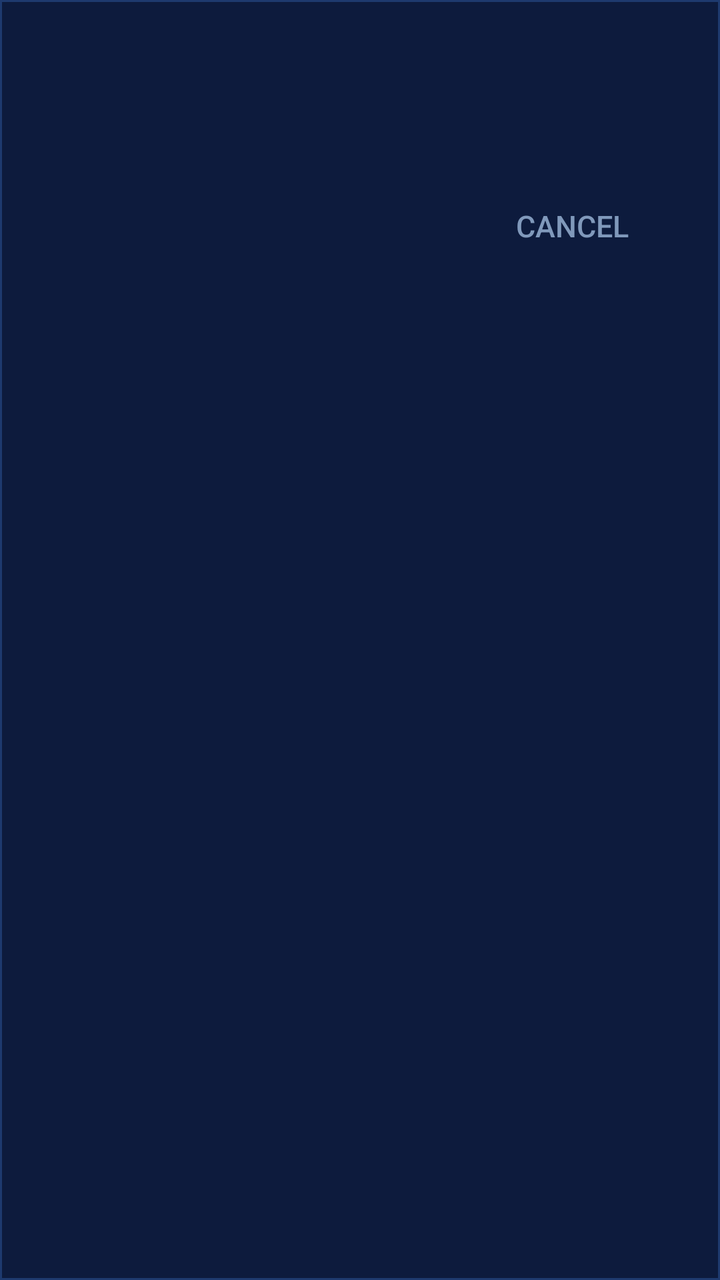
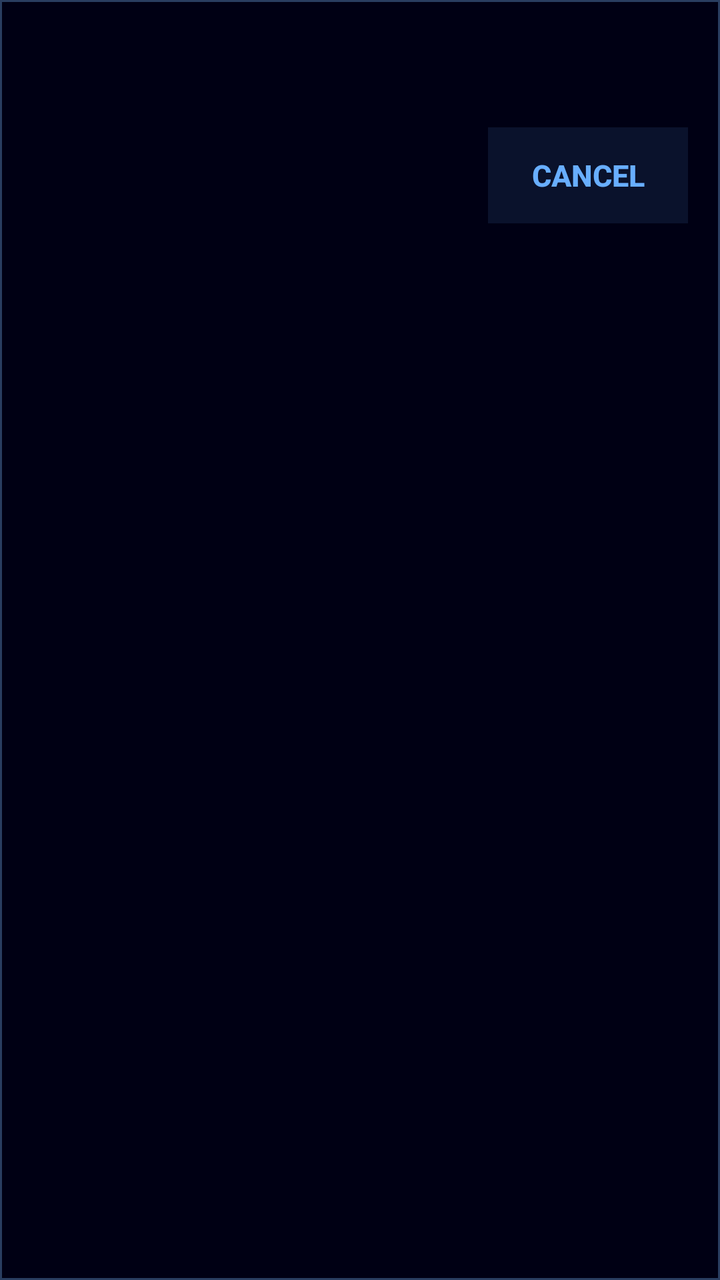

Two renders of the same Android screen: before a commit and after it. Below are the layout's source before the change and the commit's diff.
<!-- AndroidManifest.xml: application theme AppTheme -->
<!-- res/layout/dialog_option.xml -->
<?xml version="1.0" encoding="utf-8"?>
<LinearLayout xmlns:android="http://schemas.android.com/apk/res/android"
    android:layout_width="match_parent"
    android:layout_height="wrap_content"
    android:orientation="vertical"
    android:background="@drawable/dialog_background"
    android:elevation="12dp">

    <ScrollView
        android:layout_width="match_parent"
        android:layout_height="wrap_content"
        android:fillViewport="true">

        <LinearLayout
            android:layout_width="match_parent"
            android:layout_height="wrap_content"
            android:orientation="vertical"
            android:paddingHorizontal="24dp"
            android:paddingTop="24dp"
            android:paddingBottom="16dp">

            <TextView
                android:id="@+id/dialogTitle"
                android:layout_width="wrap_content"
                android:layout_height="wrap_content"
                android:textColor="#FFFFFF"
                android:textSize="20sp"
                android:textStyle="bold"
                android:letterSpacing="0.02"
                android:layout_marginBottom="20dp" />

            <RadioGroup
                android:id="@+id/radioGroup"
                android:layout_width="match_parent"
                android:layout_height="wrap_content"
                android:layout_marginBottom="20dp" />

            <Button
                android:id="@+id/btnCancel"
                android:layout_width="wrap_content"
                android:layout_height="44dp"
                android:minWidth="100dp"
                android:paddingHorizontal="16dp"
                android:text="@string/cancel"
                android:textColor="#8099BB"
                android:textSize="15sp"
                android:background="@drawable/btn_dialog_secondary"
                style="?android:attr/borderlessButtonStyle"
                android:layout_gravity="end" />

        </LinearLayout>

    </ScrollView>

</LinearLayout>
<!-- resources referenced by this layout -->
<resources>
  <!-- drawable btn_dialog_secondary (drawable) -->
  <?xml version="1.0" encoding="utf-8"?>
  <selector xmlns:android="http://schemas.android.com/apk/res/android">
      <item android:state_pressed="true">
          <shape android:shape="rectangle">
              <solid android:color="#1A334466" />
              <corners android:radius="8dp" />
          </shape>
      </item>
      <item>
          <shape android:shape="rectangle">
              <solid android:color="@android:color/transparent" />
              <corners android:radius="8dp" />
          </shape>
      </item>
  </selector>
  <!-- drawable dialog_background (drawable) -->
  <?xml version="1.0" encoding="utf-8"?>
  <shape xmlns:android="http://schemas.android.com/apk/res/android"
      android:shape="rectangle">
      <solid android:color="#0D1B3D" />
      <corners android:radius="0dp" />
      <stroke
          android:width="1dp"
          android:color="#1E3A6E" />
  </shape>
  <string name="cancel">Cancel</string>
  <style name="AppTheme" parent="Theme.AppCompat.DayNight.NoActionBar">
          <item name="colorPrimary">@color/kodaDarkBlue</item>
          <item name="colorPrimaryDark">@color/kodaDark</item>
          <item name="colorAccent">@color/kodaLightBlue</item>
          <item name="android:windowBackground">@color/kodaEditorBg</item>
          <item name="android:statusBarColor">@color/kodaDarkBlue</item>
          <item name="android:navigationBarColor">@color/kodaEditorBg</item>
          <item name="android:popupMenuStyle">@style/KodaPopupMenu</item>
          <item name="actionDropDownStyle">@style/KodaPopupMenu</item>
      </style>
  <color name="kodaDarkBlue">#003EB7</color>
  <color name="kodaDark">#000b20</color>
  <color name="kodaLightBlue">#33AAFF</color>
  <color name="kodaEditorBg">#000014</color>
  <style name="KodaPopupMenu" parent="Widget.AppCompat.PopupMenu">
          <item name="android:popupBackground">@color/kodaDark</item>
      </style>
</resources>

<!-- the commit's change to res/layout/dialog_option.xml (unified diff, before → after) -->
@@ -15,9 +15,9 @@
             android:layout_width="match_parent"
             android:layout_height="wrap_content"
             android:orientation="vertical"
-            android:paddingHorizontal="24dp"
-            android:paddingTop="24dp"
-            android:paddingBottom="16dp">
+            android:paddingHorizontal="16dp"
+            android:paddingTop="16dp"
+            android:paddingBottom="12dp">
 
             <TextView
                 android:id="@+id/dialogTitle"
@@ -25,27 +25,23 @@
                 android:layout_height="wrap_content"
                 android:textColor="#FFFFFF"
                 android:textSize="20sp"
+                android:includeFontPadding="false"
                 android:textStyle="bold"
                 android:letterSpacing="0.02"
-                android:layout_marginBottom="20dp" />
+                android:layout_marginBottom="12dp" />
 
             <RadioGroup
                 android:id="@+id/radioGroup"
                 android:layout_width="match_parent"
                 android:layout_height="wrap_content"
-                android:layout_marginBottom="20dp" />
+                android:layout_marginBottom="12dp" />
 
             <Button
+                style="@style/KodaDialogButton"
                 android:id="@+id/btnCancel"
                 android:layout_width="wrap_content"
-                android:layout_height="44dp"
-                android:minWidth="100dp"
-                android:paddingHorizontal="16dp"
+                android:layout_height="wrap_content"
                 android:text="@string/cancel"
-                android:textColor="#8099BB"
-                android:textSize="15sp"
-                android:background="@drawable/btn_dialog_secondary"
-                style="?android:attr/borderlessButtonStyle"
                 android:layout_gravity="end" />
 
         </LinearLayout>
<!-- resource entries referenced after the edit -->
@@ -1,42 +1,58 @@
 <!-- resources referenced by this layout -->
 <resources>
-  <!-- drawable btn_dialog_secondary (drawable) -->
-  <?xml version="1.0" encoding="utf-8"?>
-  <selector xmlns:android="http://schemas.android.com/apk/res/android">
-      <item android:state_pressed="true">
-          <shape android:shape="rectangle">
-              <solid android:color="#1A334466" />
-              <corners android:radius="8dp" />
-          </shape>
-      </item>
-      <item>
-          <shape android:shape="rectangle">
-              <solid android:color="@android:color/transparent" />
-              <corners android:radius="8dp" />
-          </shape>
-      </item>
-  </selector>
   <!-- drawable dialog_background (drawable) -->
   <?xml version="1.0" encoding="utf-8"?>
   <shape xmlns:android="http://schemas.android.com/apk/res/android"
       android:shape="rectangle">
-      <solid android:color="#0D1B3D" />
+      <solid android:color="@color/kodaDialogBg" />
       <corners android:radius="0dp" />
       <stroke
           android:width="1dp"
-          android:color="#1E3A6E" />
+          android:color="@color/kodaDialogBorder" />
   </shape>
   <string name="cancel">Cancel</string>
+  <style name="KodaDialogButton" parent="@android:style/Widget.Material.Button.Borderless">
+          <item name="android:minWidth">100dp</item>
+          <item name="android:minHeight">48dp</item>
+          <item name="android:paddingHorizontal">16dp</item>
+          <item name="android:paddingVertical">12dp</item>
+          <item name="android:textColor">@color/kodaBlue</item>
+          <item name="android:textSize">15sp</item>
+          <item name="android:textStyle">bold</item>
+          <item name="android:singleLine">false</item>
+          <item name="android:backgroundTint">@null</item>
+          <item name="android:background">@drawable/btn_dialog_primary</item>
+      </style>
   <style name="AppTheme" parent="Theme.AppCompat.DayNight.NoActionBar">
           <item name="colorPrimary">@color/kodaDarkBlue</item>
           <item name="colorPrimaryDark">@color/kodaDark</item>
           <item name="colorAccent">@color/kodaLightBlue</item>
           <item name="android:windowBackground">@color/kodaEditorBg</item>
-          <item name="android:statusBarColor">@color/kodaDarkBlue</item>
+          <item name="android:statusBarColor">@color/kodaEditorBg</item>
+          <item name="android:windowLightStatusBar">false</item>
           <item name="android:navigationBarColor">@color/kodaEditorBg</item>
           <item name="android:popupMenuStyle">@style/KodaPopupMenu</item>
           <item name="actionDropDownStyle">@style/KodaPopupMenu</item>
       </style>
+  <color name="kodaDialogBg">@color/kodaEditorBg</color>
+  <color name="kodaDialogBorder">#293D60</color>
+  <color name="kodaBlue">#68AEFF</color>
+  <!-- drawable btn_dialog_primary (drawable) -->
+  <?xml version="1.0" encoding="utf-8"?>
+  <selector xmlns:android="http://schemas.android.com/apk/res/android">
+      <item android:state_pressed="true">
+          <shape android:shape="rectangle">
+              <solid android:color="#3D68AEFF" />
+              <corners android:radius="0dp" />
+          </shape>
+      </item>
+      <item>
+          <shape android:shape="rectangle">
+              <solid android:color="#1A68AEFF" />
+              <corners android:radius="0dp" />
+          </shape>
+      </item>
+  </selector>
   <color name="kodaDarkBlue">#003EB7</color>
   <color name="kodaDark">#000b20</color>
   <color name="kodaLightBlue">#33AAFF</color>
